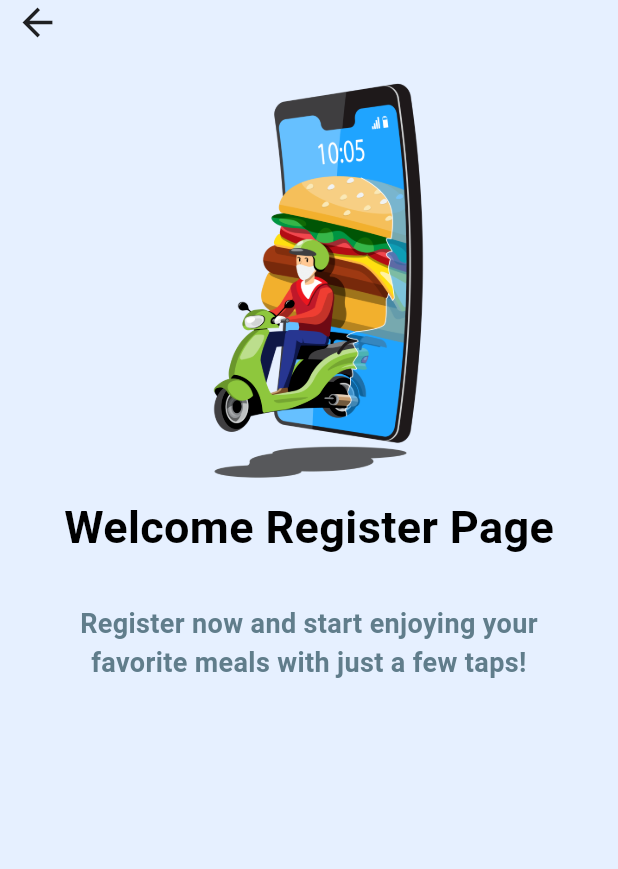
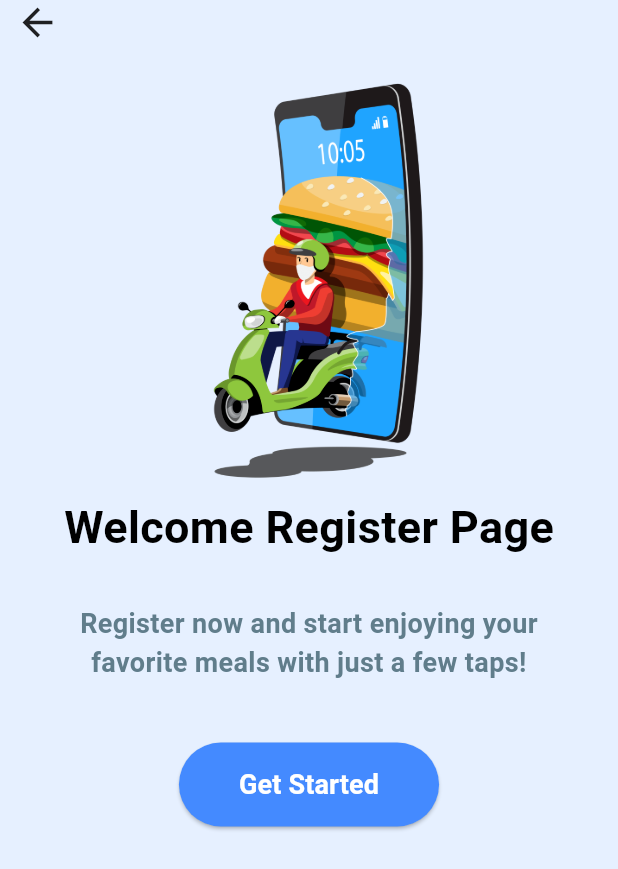
Before and after one commit to lixiuwen168-dev/flutter-cicd-project, a Flutter app: the RegisterPage screen opened directly, on a phone screen of 412 x 824 dp. Shown: the top 869 px of the screen. Run offline on Flutter 3.47's test engine with Material 3 defaults, Android fonts, the phone set to English and light mode, and no system bars; our stand-ins replace google_fonts; network calls fail.

Commit message:
test ci cd pipeline

```diff
--- a/lib/pages/onbaording/register_page.dart
+++ b/lib/pages/onbaording/register_page.dart
@@ -17,15 +17,12 @@
           crossAxisAlignment: CrossAxisAlignment.start,
           // mainAxisAlignment: MainAxisAlignment.start,
           children: [
-            Padding(padding: EdgeInsets.only(left: 10),
-                child: GestureDetector(
-                    onTap: () => Navigator.pop(context),
-                    child: Icon(
-                      Icons.arrow_back,
-                      size: 30,
-                      color: Colors.black87,
-                    )
-                )
+            Padding(
+              padding: EdgeInsets.only(left: 10),
+              child: GestureDetector(
+                onTap: () => Navigator.pop(context),
+                child: Icon(Icons.arrow_back, size: 30, color: Colors.black87),
+              ),
             ),
             Center(
               child: Image.asset(
@@ -65,6 +62,29 @@
             ),
             SizedBox(height: 40),
 
+            //test it
+            Center(
+              child: ElevatedButton(
+                onPressed: () {
+                  // Handle button press
+                },
+                style: ElevatedButton.styleFrom(
+                  backgroundColor: Colors.blueAccent,
+                  padding: EdgeInsets.symmetric(horizontal: 40, vertical: 15),
+                  shape: RoundedRectangleBorder(
+                    borderRadius: BorderRadius.circular(30),
+                  ),
+                ),
+                child: Text(
+                  "Get Started",
+                  style: TextStyle(
+                    color: Colors.white,
+                    fontSize: 18,
+                    fontWeight: FontWeight.bold,
+                  ),
+                ),
+              ),
+            ),
           ],
         ),
       ),
```
